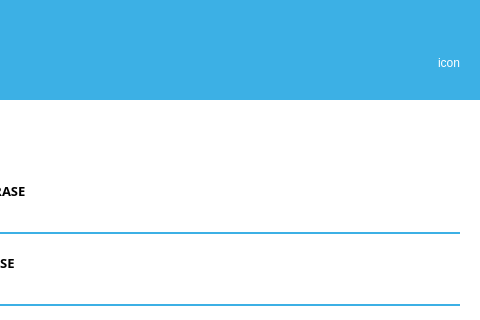
Qt form src/qt/forms/askpassphrasedialog.ui (aurovine/AudioCoin) before a commit; both pictures show x 120 to 600 and y 0 to 320 of the 600 by 527 pixel window.
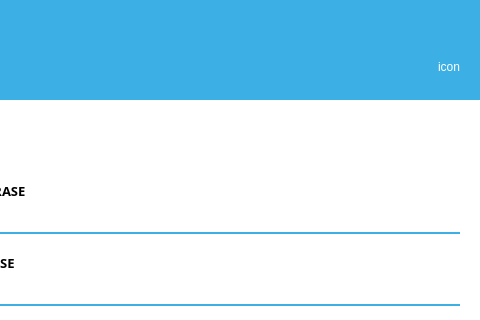
The same form after that commit. Icons and pictures are not drawn. Custom widgets are drawn as their Qt base class.

```diff
--- a/src/qt/forms/askpassphrasedialog.ui
+++ b/src/qt/forms/askpassphrasedialog.ui
@@ -120,6 +120,18 @@
       </item>
       <item>
        <widget class="QLabel" name="titleIcon">
+        <property name="sizePolicy">
+         <sizepolicy hsizetype="Preferred" vsizetype="Minimum">
+          <horstretch>0</horstretch>
+          <verstretch>0</verstretch>
+         </sizepolicy>
+        </property>
+        <property name="minimumSize">
+         <size>
+          <width>24</width>
+          <height>24</height>
+         </size>
+        </property>
         <property name="text">
          <string>icon</string>
         </property>
```
